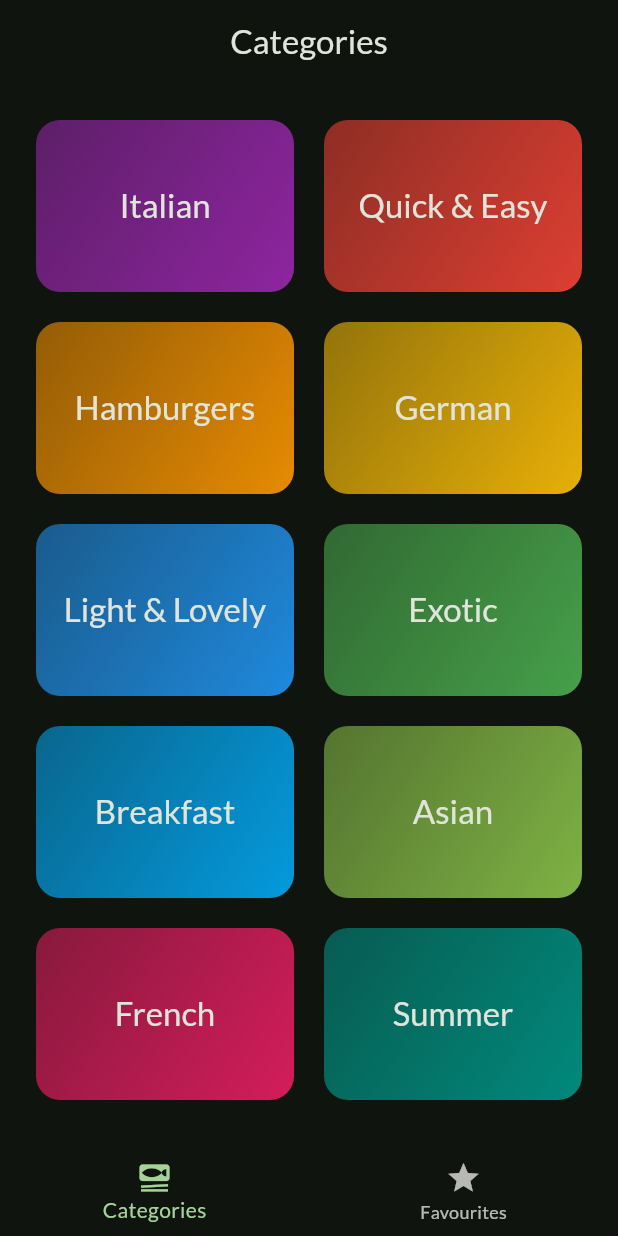
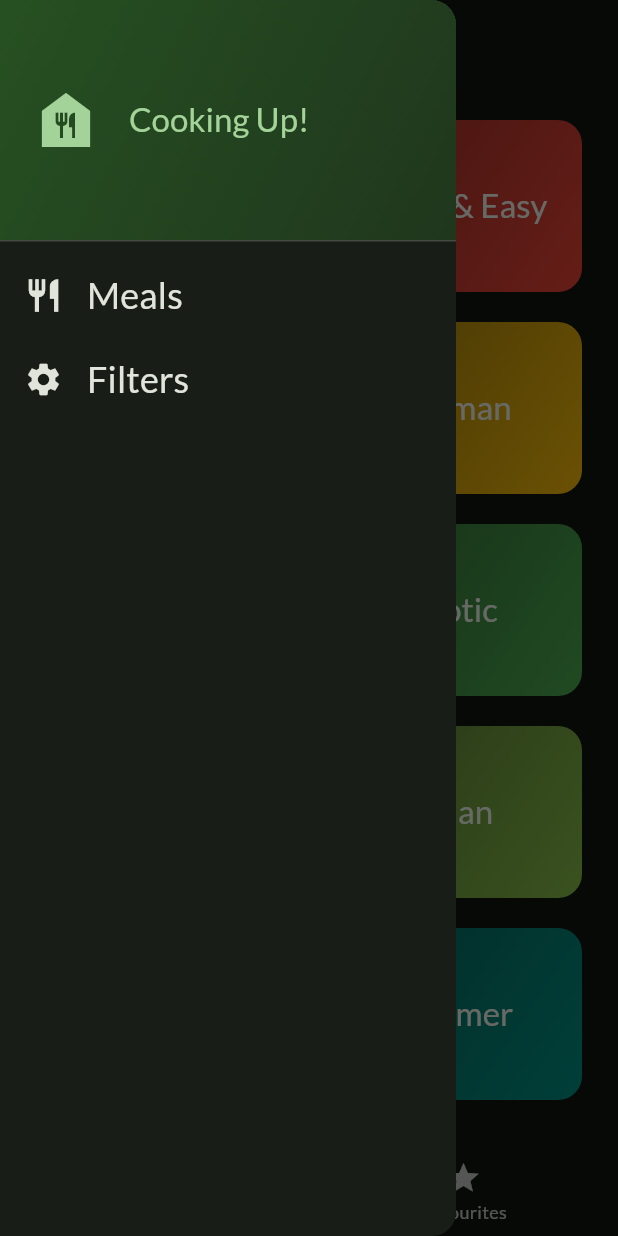
Before and after one commit to dawid3056/food-app, a Flutter app: the screen it shows after launch, with the side drawer open (before the commit the screen has no drawer), on a phone screen of 412 x 824 dp. Run offline on Flutter 3.47's test engine with Material 3 defaults, Android fonts, the phone set to English and light mode, and no system bars; our stand-ins replace google_fonts, transparent_image.

Commit message:
added main_drawer.dart

```diff
--- a/lib/pages/tabs.dart
+++ b/lib/pages/tabs.dart
@@ -2,6 +2,7 @@ import 'package:flutter/material.dart';
 import 'package:food_app/models/meal.dart';
 import 'package:food_app/pages/categories.dart';
 import 'package:food_app/pages/meals.dart';
+import 'package:food_app/widgets/main_drawer.dart';
 
 class TabsPage extends StatefulWidget {
   const TabsPage({super.key});
@@ -66,6 +67,7 @@ class _TabsPageState extends State<TabsPage> {
           activePageTitle,
         ),
       ),
+      drawer: const MainDrawer(),
       body: activePage,
       bottomNavigationBar: BottomNavigationBar(
         onTap: _selectPage,
--- /dev/null
+++ b/lib/widgets/main_drawer.dart
@@ -0,0 +1,79 @@
+import 'package:flutter/material.dart';
+
+class MainDrawer extends StatelessWidget {
+  const MainDrawer({super.key});
+
+  @override
+  Widget build(BuildContext context) {
+    return Drawer(
+      child: Column(
+        children: [
+          DrawerHeader(
+            padding: const EdgeInsets.all(20),
+            decoration: BoxDecoration(
+              gradient: LinearGradient(
+                colors: [
+                  Theme.of(context).colorScheme.primaryContainer,
+                  Theme.of(context)
+                      .colorScheme
+                      .primaryContainer
+                      .withOpacity(0.5),
+                ],
+                begin: Alignment.topLeft,
+                end: Alignment.bottomRight,
+              ),
+            ),
+            child: Row(
+              children: [
+                Icon(
+                  Icons.food_bank,
+                  size: 48,
+                  color: Theme.of(context).colorScheme.primary,
+                ),
+                const SizedBox(
+                  width: 18,
+                ),
+                Text(
+                  'Cooking Up!',
+                  style: Theme.of(context).textTheme.titleLarge!.copyWith(
+                        color: Theme.of(context).colorScheme.primary,
+                      ),
+                ),
+              ],
+            ),
+          ),
+          ListTile(
+            leading: Icon(
+              Icons.restaurant,
+              size: 26,
+              color: Theme.of(context).colorScheme.onBackground,
+            ),
+            title: Text(
+              'Meals',
+              style: Theme.of(context).textTheme.titleSmall!.copyWith(
+                    color: Theme.of(context).colorScheme.onBackground,
+                    fontSize: 24,
+                  ),
+            ),
+            onTap: () {},
+          ),
+          ListTile(
+            leading: Icon(
+              Icons.settings,
+              size: 26,
+              color: Theme.of(context).colorScheme.onBackground,
+            ),
+            title: Text(
+              'Filters',
+              style: Theme.of(context).textTheme.titleSmall!.copyWith(
+                    color: Theme.of(context).colorScheme.onBackground,
+                    fontSize: 24,
+                  ),
+            ),
+            onTap: () {},
+          ),
+        ],
+      ),
+    );
+  }
+}
```
